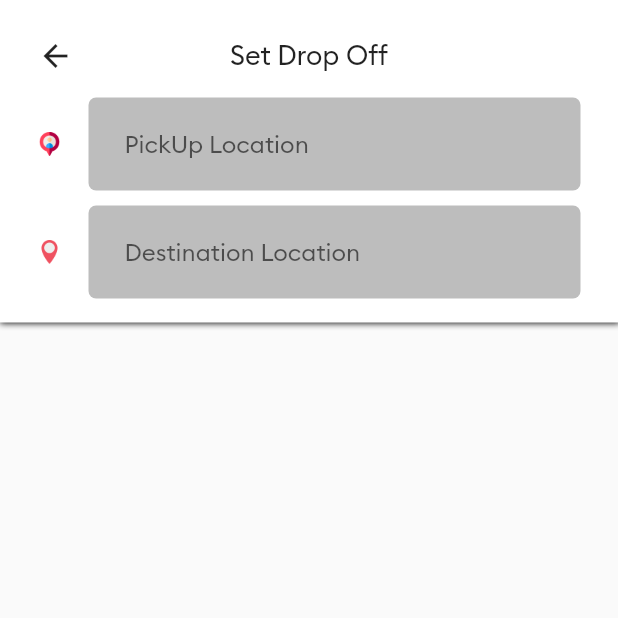
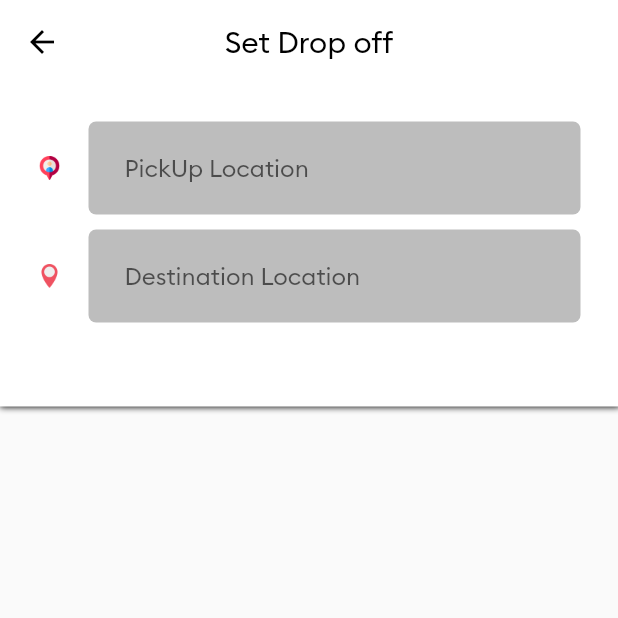
Before and after one commit to Henrydykee/rider_app, a Flutter app: the SearchScreen screen opened directly, on a phone screen of 412 x 824 dp, the top half of it. Run offline on Flutter 3.47's test engine with Material 2 defaults, Android fonts, the phone set to English and light mode, and no system bars; our stand-ins replace firebase_auth, firebase_core, firebase_database, fluttertoast, geolocator, google_maps_flutter and 1 more; missing offline and left inert: dart:ffi; accounts and stored records are empty.

Commit message:
implemented country search

```diff
--- a/lib/AllScreens/search_screen.dart
+++ b/lib/AllScreens/search_screen.dart
@@ -1,4 +1,6 @@
 import 'package:flutter/material.dart';
+import 'package:rider_app/Assitants/request_assitance.dart';
+import 'package:rider_app/config_map.dart';
 
 class SearchScreen extends StatefulWidget {
   @override
@@ -9,6 +11,17 @@ class _SearchScreenState extends State<SearchScreen> {
   @override
   Widget build(BuildContext context) {
     return Scaffold(
+      appBar: AppBar(
+        title: Text("Set Drop off",style: TextStyle(color: Colors.black),),
+        centerTitle: true,
+        elevation: 0.0,
+        backgroundColor: Colors.white,
+        leading: GestureDetector(
+          onTap: (){
+            Navigator.of(context).pop();
+          },
+            child: Icon(Icons.arrow_back,color: Colors.black,)),
+      ),
       body: Column(
         children: [
           Container(
@@ -25,21 +38,20 @@ class _SearchScreenState extends State<SearchScreen> {
               child: Column(
                 children: [
                   SizedBox(height: 5.0),
-                  Stack(
-                    children: [
-                      GestureDetector(
-                          onTap: () {
-                            Navigator.of(context).pop();
-                          }, child: Icon(Icons.arrow_back)),
-                      Center(
-                        child: Text(
-                          "Set Drop Off",
-                          style: TextStyle(fontSize: 18.0),
-                        ),
-                      )
-                    ],
-                  ),
-                  SizedBox(height: 16.0),
+                  // Stack(
+                  //   children: [
+                  //     GestureDetector(
+                  //         onTap: () {
+                  //           Navigator.of(context).pop();
+                  //         }, child: Icon(Icons.arrow_back)),
+                  //     Center(
+                  //       child: Text(
+                  //         "Set Drop Off",
+                  //         style: TextStyle(fontSize: 18.0),
+                  //       ),
+                  //     )
+                  //   ],
+                  // ),
                   Row(
                     children: [
                       Image.asset(
@@ -88,6 +100,9 @@ class _SearchScreenState extends State<SearchScreen> {
                         child: Padding(
                           padding: const EdgeInsets.all(13.0),
                           child: TextField(
+                            onChanged:  (value){
+                              findPlace(value);
+                            },
                             decoration: InputDecoration(
                                 hintText: "Destination Location",
                                 fillColor: Colors.grey[400],
@@ -109,4 +124,22 @@ class _SearchScreenState extends State<SearchScreen> {
       ),
     );
   }
+
+
+  void findPlace(String placeName) async {
+
+    if(placeName.length > 1){
+
+      String autoComplete = "https://maps.googleapis.com/maps/api/place/autocomplete/json?input=$placeName&key=$mapKey&sessiontoken=1234567890&components=country:NG";
+
+      var res = await RequestAssitant.getRequest(autoComplete);
+
+      if (res == "failed"){
+        return;
+      }
+
+      print(res);
+
+    }
+  }
 }
```
